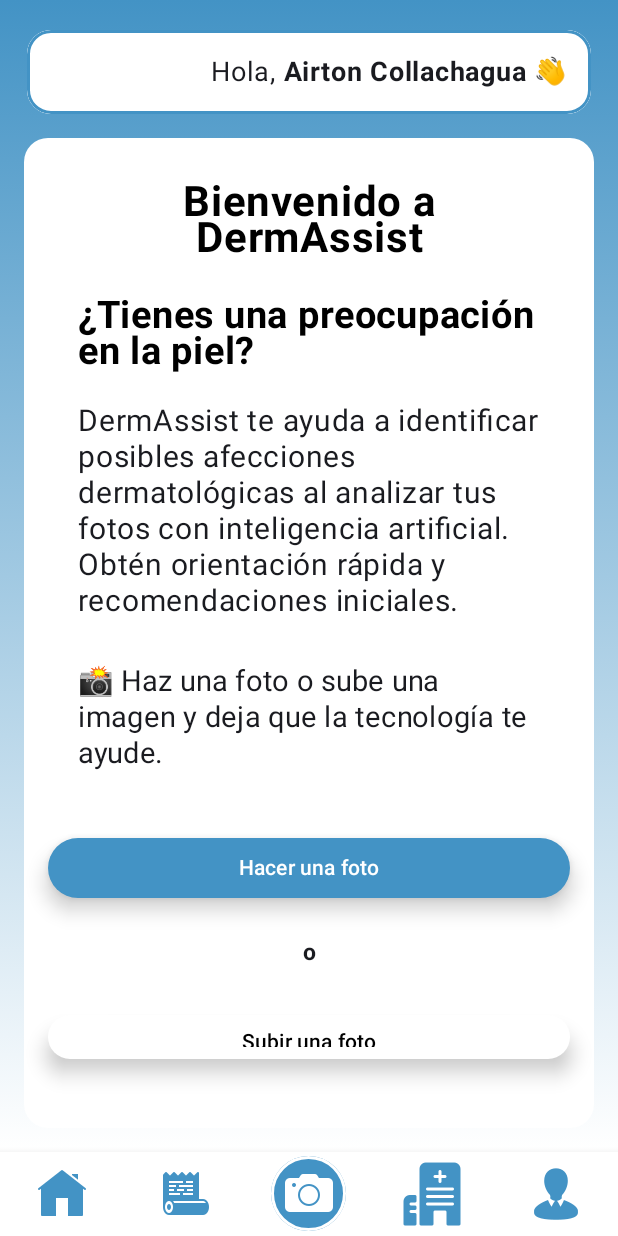
After one commit to JhuniorCq/g4_dermassist_frontend, an Android app built with Jetpack Compose: the composable ActionsScreen shown on its own in the app's theme, on a phone screen of 412 x 824 dp. The commit adds this screen. Run offline under Robolectric (Android 15) with nearby library versions, the phone set to English and light mode, and no system bars.

Commit message:
ActionsScreen

```diff
--- a/app/build.gradle.kts
+++ b/app/build.gradle.kts
@@ -54,6 +54,7 @@ dependencies {
     implementation(libs.androidx.foundation.layout.android)
     implementation(libs.androidx.foundation.layout.android)
     implementation(libs.androidx.foundation.layout.android)
+    implementation("androidx.compose.material:material:1.6.1")
     testImplementation(libs.junit)
     androidTestImplementation(libs.androidx.junit)
     androidTestImplementation(libs.androidx.espresso.core)
--- /dev/null
+++ b/app/src/main/java/com/example/asist_derm/ui/theme/auth/ActionsScreen.kt
@@ -0,0 +1,203 @@
+package com.example.asist_derm.ui.theme.auth
+
+
+import androidx.compose.foundation.background
+import androidx.compose.foundation.border
+import androidx.compose.foundation.layout.Box
+import androidx.compose.foundation.layout.Column
+import androidx.compose.foundation.layout.fillMaxSize
+import androidx.compose.foundation.layout.fillMaxWidth
+import androidx.compose.foundation.layout.padding
+import androidx.compose.foundation.layout.size
+import androidx.compose.foundation.shape.CircleShape
+import androidx.compose.foundation.shape.RoundedCornerShape
+import androidx.compose.material.BottomNavigation
+import androidx.compose.material.BottomNavigationItem
+import androidx.compose.material3.Button
+import androidx.compose.material3.ButtonDefaults
+import androidx.compose.material3.Icon
+import androidx.compose.material3.Scaffold
+import androidx.compose.material3.Text
+import androidx.compose.runtime.Composable
+import androidx.compose.ui.Alignment
+import androidx.compose.ui.Modifier
+import androidx.compose.ui.draw.clip
+import androidx.compose.ui.graphics.Brush
+import androidx.compose.ui.graphics.Color
+import androidx.compose.ui.res.painterResource
+import androidx.compose.ui.res.stringResource
+import androidx.compose.ui.text.SpanStyle
+import androidx.compose.ui.text.buildAnnotatedString
+import androidx.compose.ui.text.font.FontWeight
+import androidx.compose.ui.text.style.TextAlign
+import androidx.compose.ui.text.withStyle
+import androidx.compose.ui.tooling.preview.Preview
+import androidx.compose.ui.unit.dp
+import androidx.compose.ui.unit.sp
+import com.example.asist_derm.R
+
+@Composable
+fun ActionsScreen() {
+    Scaffold(
+        modifier = Modifier.fillMaxSize(),
+        bottomBar = {
+            BottomNavPanel()
+        }
+    ) { paddingValues ->
+        val gradientBrush = Brush.verticalGradient(
+            colors = listOf(
+                Color(0xFF4393C5),
+                Color.White
+            )
+        )
+        Column(
+            modifier = Modifier.fillMaxSize().padding(paddingValues).background(brush = gradientBrush),
+            horizontalAlignment = Alignment.CenterHorizontally
+        ) {
+            Greeting(name = "Airton", apellidos = "Collachagua")
+            Presentation()
+
+        }
+    }
+}
+
+@Composable
+fun Greeting(name: String, apellidos:String) {
+     Box(modifier = Modifier.fillMaxWidth()
+         .padding(top = 20.dp, start = 18.dp, end = 18.dp)
+         .clip(RoundedCornerShape(16.dp))
+         .background(Color.White)
+         .border(2.dp, Color(0xFF4393C5), RoundedCornerShape(16.dp))
+         .padding(16.dp), contentAlignment = Alignment.TopEnd
+     ){
+         Text(text = buildAnnotatedString {
+             append("Hola, ")
+             withStyle(style = SpanStyle(fontWeight = FontWeight.Bold)) {
+                 append("$name $apellidos")
+             }
+             append(" \uD83D\uDC4B")
+         },
+         fontSize = 18.sp, textAlign = TextAlign.End,
+             modifier = Modifier
+
+
+         )
+     }
+}
+@Composable
+fun Presentation() {
+    Box(
+        modifier = Modifier
+            .padding(16.dp)
+            .clip(RoundedCornerShape(16.dp))
+            .background(Color.White)
+            .border(2.dp, Color.Transparent, RoundedCornerShape(16.dp))
+            .padding(16.dp)
+    ) {
+        Column(
+            modifier = Modifier.fillMaxSize(),
+            horizontalAlignment = Alignment.CenterHorizontally
+        ) {
+            Text(
+                text = "Bienvenido a DermAssist", textAlign = TextAlign.Center,
+                fontSize = 28.sp, fontWeight = FontWeight.Bold, color = Color.Black,
+                modifier = Modifier.padding(top = 10.dp, bottom = 20.dp, start = 20.dp, end = 20.dp)
+            )
+            Text(
+                text = "¿Tienes una preocupación en la piel? ", textAlign = TextAlign.Start,
+                fontSize = 25.sp, fontWeight = FontWeight.Bold, color = Color.Black,
+                modifier = Modifier.padding(start = 20.dp, end = 20.dp, bottom = 20.dp)
+            )
+            Text(
+                text = stringResource(R.string.description), fontSize = 20.sp,
+                modifier = Modifier.padding(start = 20.dp, end = 20.dp, bottom = 30.dp)
+            )
+            Text(
+                text = "\uD83D\uDCF8 Haz una foto o sube una imagen y deja que la tecnología te ayude."
+                , fontSize = 19.sp,modifier = Modifier.padding(start = 20.dp, end = 20.dp, bottom = 10.dp)
+            )
+            Button(onClick = { }, modifier = Modifier.padding(bottom = 20.dp,top = 30.dp).fillMaxWidth()
+                ,elevation = ButtonDefaults.buttonElevation(defaultElevation = 8.dp)
+                ,colors = ButtonDefaults.buttonColors(containerColor = Color(0xFF4393C5)))
+            {
+                Text(text = "Hacer una foto")
+            }
+            Text(
+                text = "o", fontSize = 15.sp, fontWeight = FontWeight.Bold
+            )
+            Button(onClick = { },modifier = Modifier.padding(bottom = 30.dp,top = 30.dp).fillMaxWidth()
+                ,elevation = ButtonDefaults.buttonElevation(defaultElevation = 8.dp)
+                ,colors = ButtonDefaults.buttonColors(containerColor = Color.White))
+            {
+                Text(text = "Subir una foto", color = Color.Black)
+            }
+        }
+    }
+
+}
+
+@Composable
+fun BottomNavPanel(modifier: Modifier= Modifier) {
+      BottomNavigation(
+            modifier = Modifier.fillMaxWidth(), backgroundColor = Color.White,
+        ) {
+            BottomNavigationItem(
+                selected = false,
+                onClick = { },
+                icon = {
+                    Icon(painter = painterResource(R.drawable.boton1), contentDescription = "Home"
+                        ,tint = Color.Unspecified)
+
+                }
+            )
+            BottomNavigationItem(
+                selected = false,
+                onClick = {  },
+                icon = {
+                    Icon(painter = painterResource(R.drawable.boton2), contentDescription = "Historial"
+                        ,tint = Color.Unspecified)
+                }
+            )
+            BottomNavigationItem(
+                selected = false,
+                onClick = {  },
+                icon = {
+                    Box(
+                        modifier = Modifier
+                            .size(50.dp)
+                            .background(Color(0xFF4393C5), shape = CircleShape)
+                            .border(2.dp, Color.White, CircleShape),
+                        contentAlignment = Alignment.Center
+                    ) {
+                        Icon(
+                            painter = painterResource(R.drawable.boton3), contentDescription = "Camara",
+                            tint = Color.Unspecified
+                        )
+                    }
+                }
+            )
+            BottomNavigationItem(
+                selected = false,
+                onClick = {  },
+                icon = {
+                    Icon(painter = painterResource(R.drawable.boton4), contentDescription = "Clínicas",
+                        tint = Color.Unspecified)
+                }
+            )
+            BottomNavigationItem(
+                selected = false,
+                onClick = {  },
+                icon = {
+                    Icon(painter = painterResource(R.drawable.boton5), contentDescription = "Perfil",
+                        tint = Color.Unspecified)
+                }
+            )
+        }
+}
+
+
+@Composable
+@Preview
+    fun ActionsPreview(){
+    ActionsScreen()
+}
--- a/app/src/main/res/values/strings.xml
+++ b/app/src/main/res/values/strings.xml
@@ -1,3 +1,4 @@
 <resources>
     <string name="app_name">Asist_derm</string>
+    <string name="description">DermAssist te ayuda a identificar posibles afecciones dermatológicas al analizar tus fotos con inteligencia artificial. Obtén orientación rápida y recomendaciones iniciales.</string>
 </resources>
```
Also changed, not shown: app/src/main/res/drawable-nodpi/boton1.png (added), app/src/main/res/drawable-nodpi/boton2.png (added), app/src/main/res/drawable-nodpi/boton3.png (added), app/src/main/res/drawable-nodpi/boton4.png (added), app/src/main/res/drawable-nodpi/boton5.png (added), app/src/main/res/drawable-nodpi/perfil.png (added).
